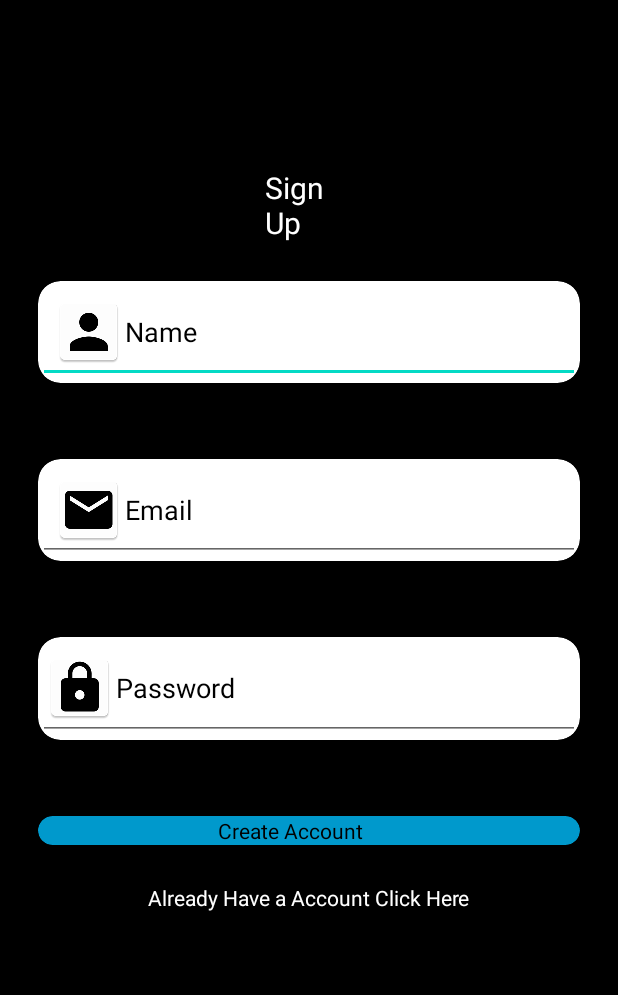
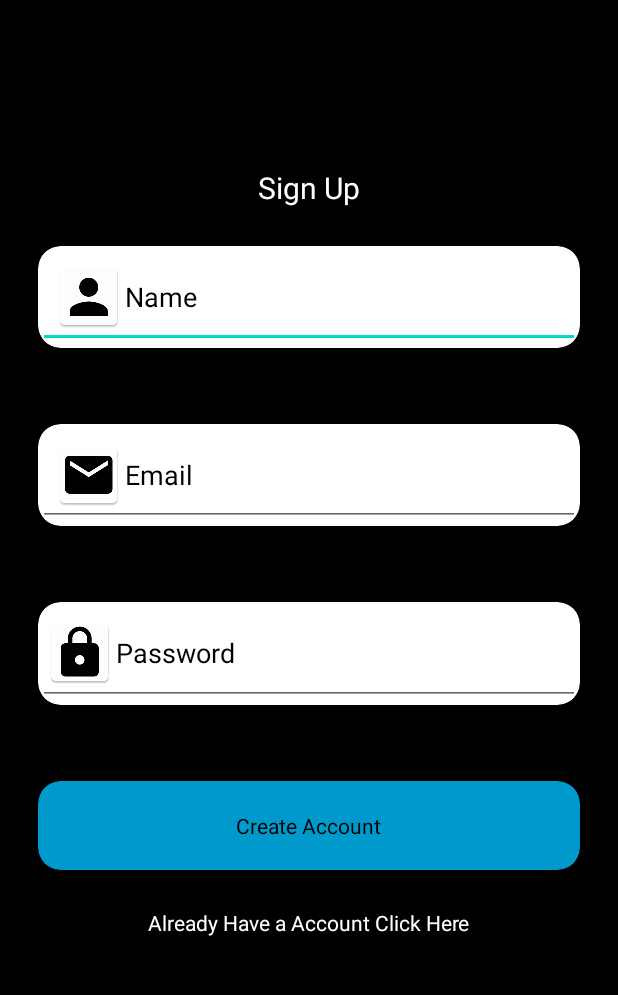
Before and after one commit to xaviernara/Rave-Bizz-Android-Training, an Android app: the SignUp screen opened directly, with no data from a screen before it, on a phone screen of 412 x 824 dp, the part 84-1079 px from its top. Run offline under Robolectric (Android 15) with nearby library versions, the phone set to English and light mode, and no system bars.

Commit message:
created Material Sign Up assignment and added xml files from MaterialThemeBuild project

```diff
--- a/1-26-21/Assignments/app/build.gradle
+++ b/1-26-21/Assignments/app/build.gradle
@@ -8,7 +8,7 @@ android {
 
     defaultConfig {
         applicationId "com.example.calculater"
-        minSdkVersion 16
+        minSdkVersion 21
         targetSdkVersion 30
         versionCode 1
         versionName "1.0"
--- a/1-26-21/Assignments/app/src/main/res/layout/activity_sign_up.xml
+++ b/1-26-21/Assignments/app/src/main/res/layout/activity_sign_up.xml
@@ -7,22 +7,17 @@
     android:background="@color/black"
     tools:context=".SignUp">
 
-    <TextView
+    <androidx.appcompat.widget.AppCompatTextView
         android:id="@+id/textView"
         android:layout_width="wrap_content"
         android:layout_height="wrap_content"
         android:layout_centerHorizontal="true"
         android:layout_marginStart="200dp"
-        android:layout_marginLeft="200dp"
         android:layout_marginTop="111dp"
-        android:layout_marginEnd="154dp"
-        android:layout_marginRight="154dp"
         android:text="@string/sign_up"
         android:textSize="20sp"
         android:textColor="@color/white"
-        app:layout_constraintEnd_toEndOf="parent"
-        app:layout_constraintStart_toStartOf="parent"
-        app:layout_constraintTop_toTopOf="parent" />
+        />
 
     <androidx.cardview.widget.CardView
         android:id="@+id/name"
@@ -35,11 +30,11 @@
         android:layout_margin="25dp"
         >
 
-        <EditText
+        <androidx.appcompat.widget.AppCompatEditText
             android:layout_width="match_parent"
             android:layout_height="match_parent"
-            android:hint="Name"
-            android:drawableLeft="@mipmap/name_icon"
+            android:hint="@string/name"
+            android:drawableStart="@mipmap/name_icon"
             android:textColorHint="@color/black"
             android:padding="10dp"
             />
@@ -99,6 +94,8 @@
         <TextView
             android:layout_width="wrap_content"
             android:layout_height="wrap_content"
+            android:layout_gravity="center"
+            android:layout_margin="20dp"
             android:text="Create Account"
             android:textColor="@color/black"
             android:layout_marginLeft="120dp"
--- a/1-26-21/Assignments/app/src/main/res/values/strings.xml
+++ b/1-26-21/Assignments/app/src/main/res/values/strings.xml
@@ -5,4 +5,5 @@
     <string name="sign_up">Sign Up</string>
     <string name="sign_up">Sign Up</string>
     <string name="already_have_a_account_click_here">Already Have a Account Click Here</string>
+    <string name="name">Name</string>
 </resources>
```
Also changed, not shown: 1 -26 - 21 Day 2/Assignments/app/src/main/res/values/attrs.xml (added, +44 -0 lines), 1 -26 - 21 Day 2/Assignments/app/src/main/res/values/shapes.xml (added, +41 -0 lines).
